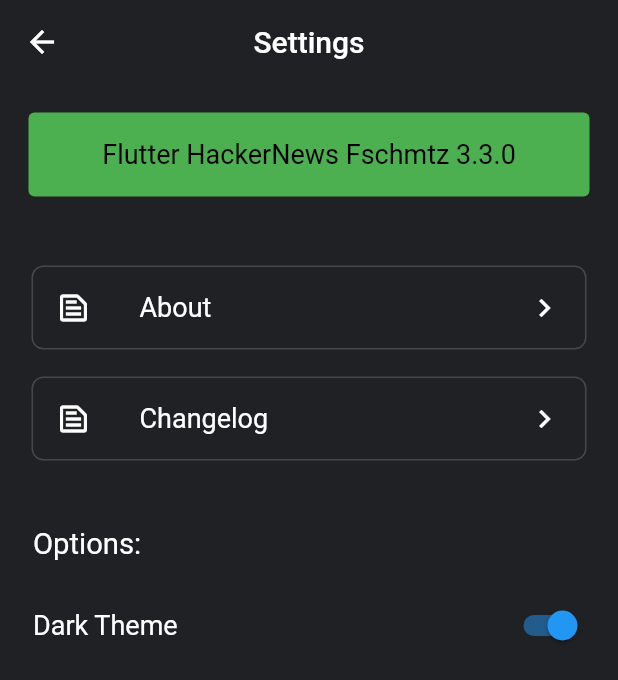
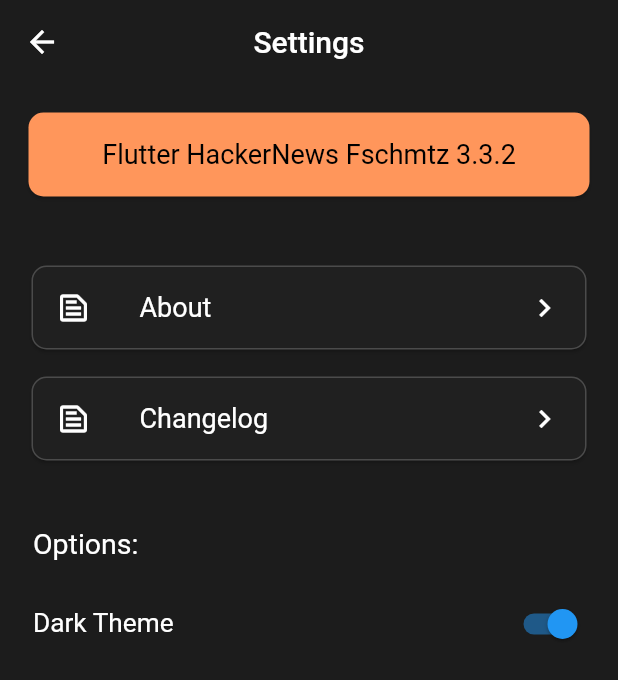
Before and after one commit to Fschmatz/hackernewsfschmtz, a Flutter app: the Configs screen opened directly, on a phone screen of 412 x 824 dp. Shown: the top 680 px of the screen. Run offline on Flutter 3.47's test engine with Material 2 defaults, Android fonts, the phone set to English and light mode, and no system bars; our stand-ins replace lazy_load_scrollview, share, shared_preferences, skeleton_text, sqflite, timeago; accounts and stored records are empty; network calls fail.

Commit message:
Version 3.3.2

```diff
--- a/lib/configs/changelog.dart
+++ b/lib/configs/changelog.dart
@@ -14,9 +14,9 @@
           Card(
             margin: EdgeInsets.fromLTRB(15, 12, 15, 5),
             shape: RoundedRectangleBorder(
-              borderRadius: BorderRadius.circular(8),
+              borderRadius: BorderRadius.circular(12),
               side: BorderSide(
-                color: Colors.grey.withOpacity(0.3),
+                color: Colors.grey[600].withOpacity(0.5),
                 width: 1,
               ),
             ),
--- a/lib/configs/configs.dart
+++ b/lib/configs/configs.dart
@@ -32,9 +32,12 @@
             crossAxisAlignment: CrossAxisAlignment.start,
             children: <Widget>[
               Card(
-                elevation: 0,
+                elevation: 1,
                 margin: const EdgeInsets.all(2.0),
-                color: Colors.green,
+                color: Color(0xFFFF965b),
+                shape: RoundedRectangleBorder(
+                  borderRadius: BorderRadius.all(Radius.circular(10)),
+                ),
                 child: ListTile(
                   title: Text(
                     "Flutter " +
@@ -50,15 +53,18 @@
                 height: 40.0,
               ),
               Card(
-                elevation: 0,
+                elevation: 1,
                 shape: RoundedRectangleBorder(
-                  borderRadius: BorderRadius.all(Radius.circular(8)),
+                  borderRadius: BorderRadius.all(Radius.circular(10)),
                   side: BorderSide(
-                    color: Colors.grey.withOpacity(0.3),
+                    color: Colors.grey[600].withOpacity(0.5),
                     width: 1,
                   ),
                 ),
                 child: ListTile(
+                  shape: RoundedRectangleBorder(
+                    borderRadius: BorderRadius.all(Radius.circular(10)),
+                  ),
                   leading: Icon(Icons.text_snippet_outlined),
                   trailing: Icon(Icons.keyboard_arrow_right),
                   title: Text(
@@ -81,15 +87,18 @@
                 height: 10,
               ),
               Card(
-                elevation: 0,
+                elevation: 1,
                 shape: RoundedRectangleBorder(
-                  borderRadius: BorderRadius.all(Radius.circular(8)),
+                  borderRadius: BorderRadius.all(Radius.circular(10)),
                   side: BorderSide(
-                    color: Colors.grey.withOpacity(0.3),
+                    color: Colors.grey[600].withOpacity(0.5),
                     width: 1,
                   ),
                 ),
                 child: ListTile(
+                  shape: RoundedRectangleBorder(
+                    borderRadius: BorderRadius.all(Radius.circular(10)),
+                  ),
                   leading: Icon(Icons.text_snippet_outlined),
                   trailing: Icon(Icons.keyboard_arrow_right),
                   title: Text(
@@ -113,7 +122,7 @@
                 padding: const EdgeInsets.fromLTRB(5, 0, 5, 0),
                 child: Text(
                   "Options: ",
-                  style: TextStyle(fontSize: 19.5),
+                  style: TextStyle(fontSize: 19),
                 ),
               ),
               const SizedBox(
@@ -123,7 +132,7 @@
                 contentPadding: const EdgeInsets.fromLTRB(5, 0, 0, 0),
                 title: Text(
                   "Dark Theme",
-                  style: TextStyle(fontSize: 18),
+                  style: TextStyle(fontSize: 17.5),
                 ),
                 trailing: Consumer<ThemeNotifier>(
                   builder: (context, notifier, child) => Switch(
--- a/lib/util/nameChangelog.dart
+++ b/lib/util/nameChangelog.dart
@@ -1,13 +1,13 @@
 class NameChangelog{
 
-  static String appVersion = "3.3.0";
+  static String appVersion = "3.3.2";
   static String appName = "HackerNews Fschmtz";
 
   static String changelogCurrent = '''
 
 Current version:
 
-3.3.0
+3.3.2
 - Hoping the Problem with Duplicate Stories has been Dealt
 - Small UI Changes
 ''';
--- a/pubspec.yaml
+++ b/pubspec.yaml
@@ -15,7 +15,7 @@
 # In iOS, build-name is used as CFBundleShortVersionString while build-number used as CFBundleVersion.
 # Read more about iOS versioning at
 # https://developer.apple.com/library/archive/documentation/General/Reference/InfoPlistKeyReference/Articles/CoreFoundationKeys.html
-version: 3.3.0
+version: 3.3.2
 
 environment:
   sdk: ">=2.7.0 <3.0.0"
```
Also changed, not shown: lib/pages/containerStory.dart (+4 -4 lines), lib/pages/loading.dart (+4 -4 lines), lib/util/theme.dart (+7 -7 lines).
